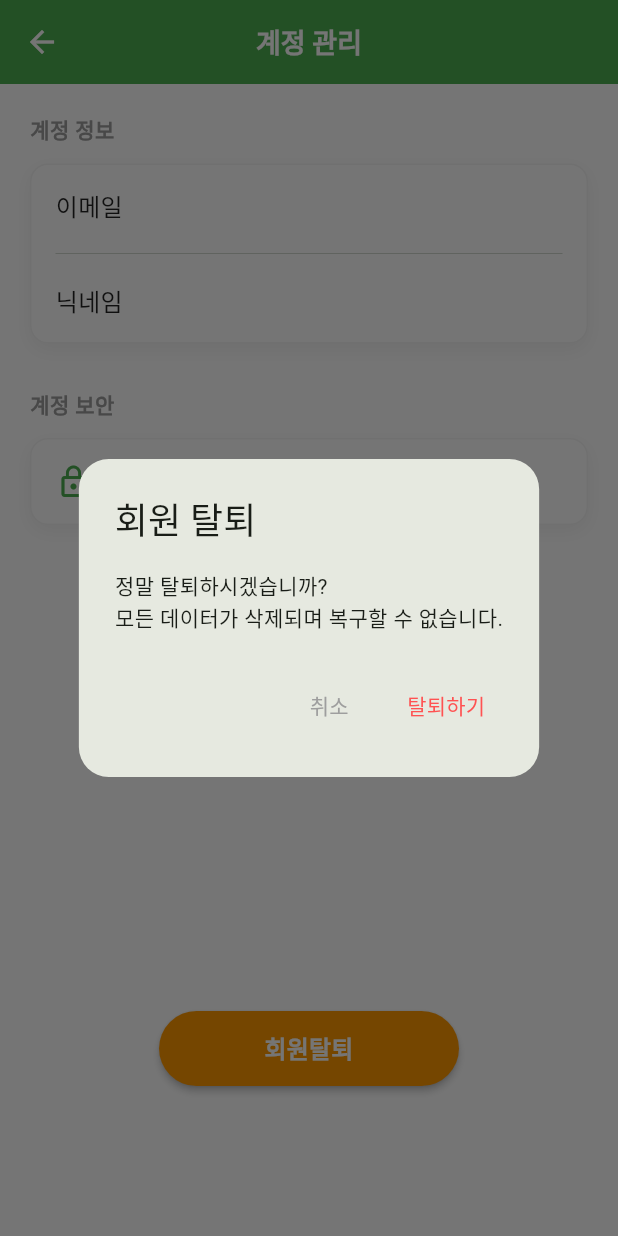
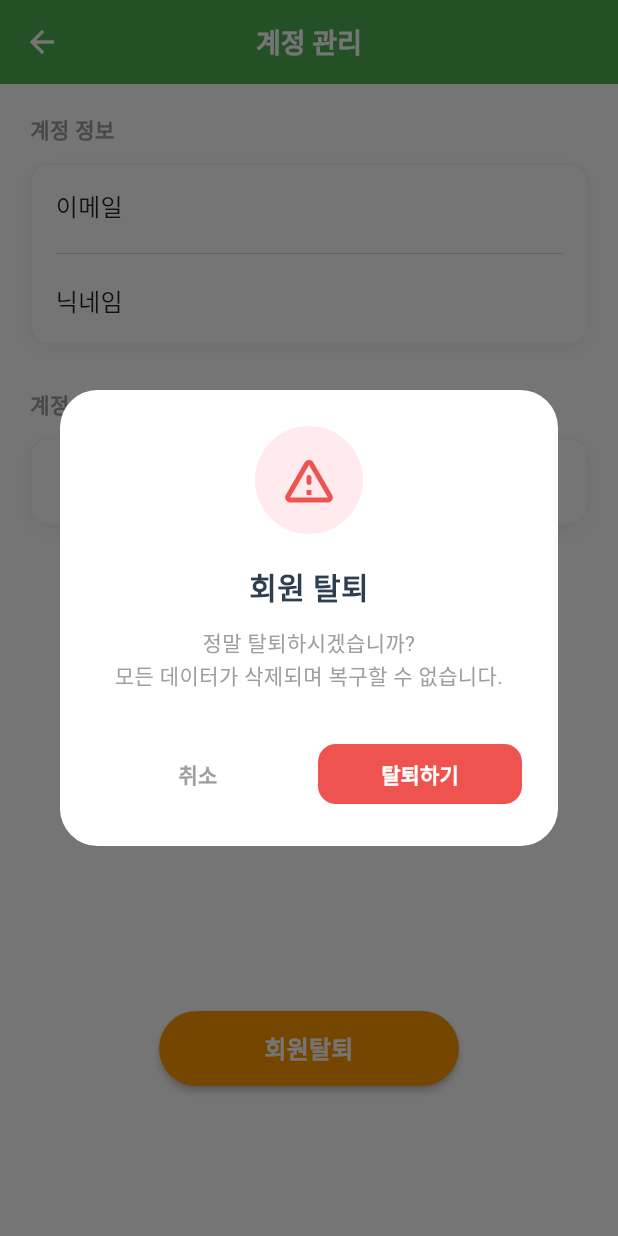
Before and after one commit to TaeHyo-Kim/Team-4, a Flutter app: the AccountManagementScreen screen opened directly, after a tap on "회원탈퇴", on a phone screen of 412 x 824 dp. Run offline on Flutter 3.47's test engine with Material 3 defaults, Android fonts, the light colour scheme and no system bars; our stand-ins replace cloud_firestore, firebase_auth, firebase_core, firebase_messaging, firebase_storage, flutter_local_notifications and 7 more; missing offline and left inert: geoflutterfire2; accounts and stored records are empty.

Commit message:
회원탈퇴 디자인 수정

```diff
--- a/lib/features/auth/views.dart
+++ b/lib/features/auth/views.dart
@@ -4,7 +4,7 @@ import 'package:firebase_auth/firebase_auth.dart';
 import 'package:cloud_firestore/cloud_firestore.dart';
 import 'package:permission_handler/permission_handler.dart' as ph;
 import 'viewmodels.dart';
-import '../social/views.dart'; // [추가] 차단된 계정 화면 이동을 위해 필요
+import '../social/views.dart';
 import 'permission_request_view.dart';
 import '../../core/permission_service.dart';
 import '../../core/notification_service.dart';
@@ -61,7 +61,6 @@ class _LoginScreenState extends State<LoginScreen> {
     final authVM = context.watch<AuthViewModel>();
     final isLoading = authVM.isLoading;
 
-    // [추가 기능] 중복 로그인 메시지 발생 시 다이얼로그 노출
     if (authVM.errorMessage == "다른 기기에서 로그인이 감지되어 로그아웃되었습니다.") {
       WidgetsBinding.instance.addPostFrameCallback((_) {
         showDialog(
@@ -73,7 +72,7 @@ class _LoginScreenState extends State<LoginScreen> {
             actions: [
               TextButton(
                 onPressed: () {
-                  authVM.clearError(); // 에러 메시지 초기화
+                  authVM.clearError();
                   Navigator.pop(ctx);
                 },
                 child: const Text("확인"),
@@ -614,52 +613,67 @@ class AccountManagementScreen extends StatelessWidget {
   void _showDeleteAccountDialog(BuildContext context, AuthViewModel authVM) {
     showDialog(
       context: context,
-      barrierDismissible: !authVM.isLoading, // 로딩 중에는 창 닫기 방지
-      builder: (ctx) => Consumer<AuthViewModel>( // 내부 상태 감시를 위해 Consumer 사용
-        builder: (context, vm, child) => AlertDialog(
-          shape: RoundedRectangleBorder(borderRadius: BorderRadius.circular(20)),
-          title: const Text("회원 탈퇴"),
-          content: vm.isLoading
-              ? const Column(
+      barrierDismissible: !authVM.isLoading,
+      builder: (ctx) => Dialog(
+        shape: RoundedRectangleBorder(borderRadius: BorderRadius.circular(25)),
+        backgroundColor: Colors.white,
+        child: Consumer<AuthViewModel>(
+          builder: (context, vm, child) => Padding(
+            padding: const EdgeInsets.all(24),
+            child: Column(
               mainAxisSize: MainAxisSize.min,
               children: [
-              AppLoadingIndicator(),
-              SizedBox(height: 16),
-              Text("계정 정보를 삭제 중입니다..."),
-            ],
-          )
-              : const Text("정말 탈퇴하시겠습니까?\n모든 데이터가 삭제되며 복구할 수 없습니다."),
-          actions: vm.isLoading ? [] : [
-            TextButton(
+                Container(
+                  padding: const EdgeInsets.all(16),
+                  decoration: BoxDecoration(color: Colors.red.shade50, shape: BoxShape.circle),
+                  child: Icon(Icons.warning_amber_rounded, size: 40, color: Colors.red.shade400),
+                ),
+                const SizedBox(height: 20),
+                const Text("회원 탈퇴", style: TextStyle(fontSize: 20, fontWeight: FontWeight.bold, color: Color(0xFF2C3E50))),
+                const SizedBox(height: 12),
+                if (vm.isLoading) ...[
+                  const AppLoadingIndicator(color: Colors.redAccent),
+                  const SizedBox(height: 16),
+                  const Text("계정 정보를 삭제 중입니다...", style: TextStyle(color: Colors.grey)),
+                ] else ...[
+                  const Text("정말 탈퇴하시겠습니까?\n모든 데이터가 삭제되며 복구할 수 없습니다.", textAlign: TextAlign.center, style: TextStyle(color: Colors.grey, height: 1.5)),
+                  const SizedBox(height: 30),
+                  Row(
+                    children: [
+                      Expanded(
+                        child: TextButton(
                           onPressed: () => Navigator.pop(ctx),
-              child: const Text("취소", style: TextStyle(color: Colors.grey)),
+                          child: const Text("취소", style: TextStyle(color: Colors.grey, fontWeight: FontWeight.bold)),
                         ),
-            TextButton(
+                      ),
+                      const SizedBox(width: 12),
+                      Expanded(
+                        child: ElevatedButton(
                           onPressed: () async {
                             await vm.deleteAccount();
                             if (!context.mounted) return;
-
                             if (vm.errorMessage != null) {
-                  // 재인증 필요 등 에러 발생 시
-                  ScaffoldMessenger.of(context).showSnackBar(
-                    SnackBar(content: Text(vm.errorMessage!), backgroundColor: Colors.redAccent),
-                  );
+                              ScaffoldMessenger.of(context).showSnackBar(SnackBar(content: Text(vm.errorMessage!), backgroundColor: Colors.redAccent));
                             } else {
-                  // 탈퇴 성공 시:
-                  // 1. 열려있는 모든 다이얼로그 닫기
                               Navigator.of(context, rootNavigator: true).pop();
-
-                  // 2. 모든 화면 스택을 제거하고 로그인 화면으로 강제 이동
-                  // (AuthGate가 LoginScreen을 띄우겠지만, Navigator 스택 정리를 위해 필요)
-                  Navigator.of(context).pushAndRemoveUntil(
-                    MaterialPageRoute(builder: (_) => const LoginScreen()),
-                        (route) => false,
-                  );
+                              Navigator.of(context).pushAndRemoveUntil(MaterialPageRoute(builder: (_) => const LoginScreen()), (route) => false);
                             }
                           },
-              child: const Text("탈퇴하기", style: TextStyle(color: Colors.redAccent)),
+                          style: ElevatedButton.styleFrom(
+                            backgroundColor: Colors.red.shade400,
+                            foregroundColor: Colors.white,
+                            elevation: 0,
+                            shape: RoundedRectangleBorder(borderRadius: BorderRadius.circular(12)),
+                          ),
+                          child: const Text("탈퇴하기", style: TextStyle(fontWeight: FontWeight.bold)),
+                        ),
                       ),
                     ],
+                  ),
+                ],
+              ],
+            ),
+          ),
         ),
       ),
     );
@@ -697,7 +711,7 @@ class _PasswordChangeStep1ScreenState extends State<PasswordChangeStep1Screen> {
           child: Column(
             mainAxisAlignment: MainAxisAlignment.center,
             children: [
-              Image.asset('asset/images/logo.webp', width: 280, errorBuilder: (context, error, stackTrace) => const Icon(Icons.pets, size: 100, color: Color(0xFF4CAF50))),
+              Image.asset('asset/images/logo.png', width: 280, errorBuilder: (context, error, stackTrace) => const Icon(Icons.pets, size: 100, color: Color(0xFF4CAF50))),
               const SizedBox(height: 40),
               const Text("보안을 위해 현재 비밀번호를 입력해주세요.", style: TextStyle(fontSize: 16, color: Color(0xFF2C3E50))),
               const SizedBox(height: 20),
@@ -795,7 +809,7 @@ class _PasswordChangeStep2ScreenState extends State<PasswordChangeStep2Screen> {
           child: Column(
             mainAxisAlignment: MainAxisAlignment.center,
             children: [
-              Image.asset('asset/images/logo.webp', width: 280,
+              Image.asset('asset/images/logo.png', width: 280,
                   errorBuilder: (context, error, stackTrace) =>
                   const Icon(Icons.pets, size: 100, color: Color(0xFF4CAF50))),
               const SizedBox(height: 40),
@@ -954,7 +968,7 @@ class _VisibilitySettingsScreenState extends State<VisibilitySettingsScreen> {
           crossAxisAlignment: CrossAxisAlignment.start,
           children: [
             Container(
-              width: double.infinity, // 너비 통일
+              width: double.infinity,
               padding: const EdgeInsets.all(16),
               decoration: BoxDecoration(
                 color: Colors.white,
@@ -1008,8 +1022,8 @@ class _VisibilitySettingsScreenState extends State<VisibilitySettingsScreen> {
       borderRadius: BorderRadius.circular(20),
       child: AnimatedContainer(
         duration: const Duration(milliseconds: 200),
-        width: double.infinity, // 너비 통일
-        height: 110, // 높이 고정으로 크기 통일
+        width: double.infinity,
+        height: 110,
         padding: const EdgeInsets.symmetric(horizontal: 20, vertical: 15),
         decoration: BoxDecoration(
           color: isSelected ? const Color(0xFFE8F5E9) : Colors.white,
@@ -1037,13 +1051,13 @@ class _VisibilitySettingsScreenState extends State<VisibilitySettingsScreen> {
             Expanded(
               child: Column(
                 crossAxisAlignment: CrossAxisAlignment.start,
-                mainAxisAlignment: MainAxisAlignment.center, // 수직 중앙 정렬
+                mainAxisAlignment: MainAxisAlignment.center,
                 children: [
                   Text(title, style: TextStyle(fontSize: 18, fontWeight: FontWeight.bold, color: isSelected ? const Color(0xFF2E7D32) : Colors.black87)),
                   const SizedBox(height: 4),
                   Text(description,
-                    maxLines: 2, // 줄 수 제한
-                    overflow: TextOverflow.ellipsis, // 넘치는 텍스트 처리
+                    maxLines: 2,
+                    overflow: TextOverflow.ellipsis,
                     style: TextStyle(fontSize: 13, color: isSelected ? const Color(0xFF4CAF50) : Colors.grey[600], height: 1.3)),
                 ],
               ),
```
Lines whose indentation alone changed are shown as unchanged.
